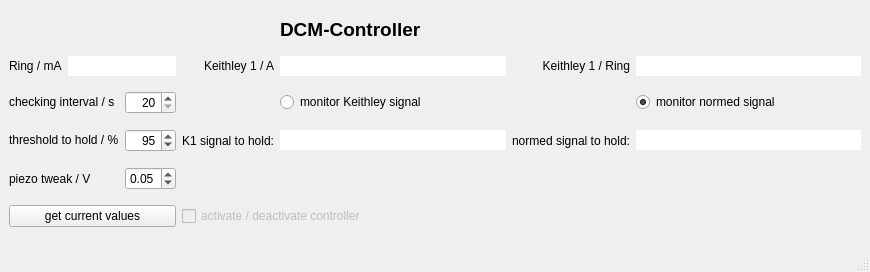
MichaS-git/DCMController, file dcmController.ui: the form before one commit.
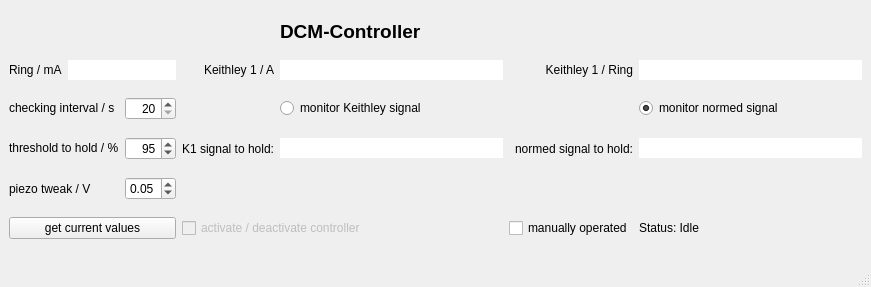
The form after the commit.

The edit to the form file:
```diff
--- a/dcmController.ui
+++ b/dcmController.ui
@@ -9,8 +9,8 @@
    <rect>
     <x>0</x>
     <y>0</y>
-    <width>870</width>
-    <height>272</height>
+    <width>871</width>
+    <height>287</height>
    </rect>
   </property>
   <property name="windowTitle">
@@ -334,6 +334,20 @@
       </property>
      </widget>
     </item>
+    <item row="5" column="5">
+     <widget class="QCheckBox" name="manually">
+      <property name="text">
+       <string>manually operated</string>
+      </property>
+     </widget>
+    </item>
+    <item row="5" column="6">
+     <widget class="QLabel" name="manually_status">
+      <property name="text">
+       <string>Status: Idle</string>
+      </property>
+     </widget>
+    </item>
    </layout>
   </widget>
   <widget class="QMenuBar" name="menubar">
```
Left out of the diff: 23 changed lines with no effect on the pictures.
